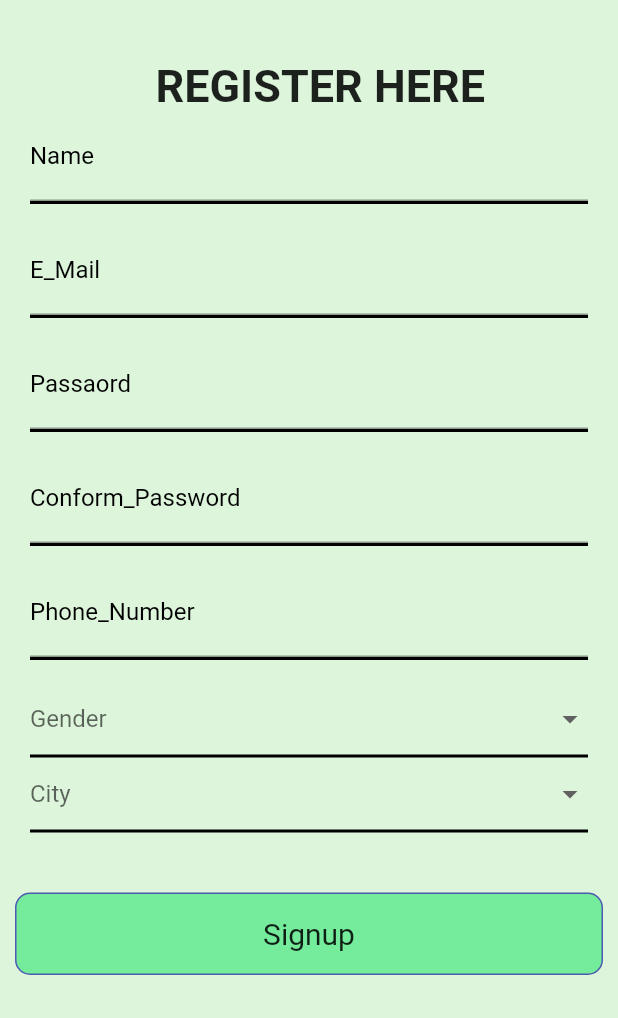
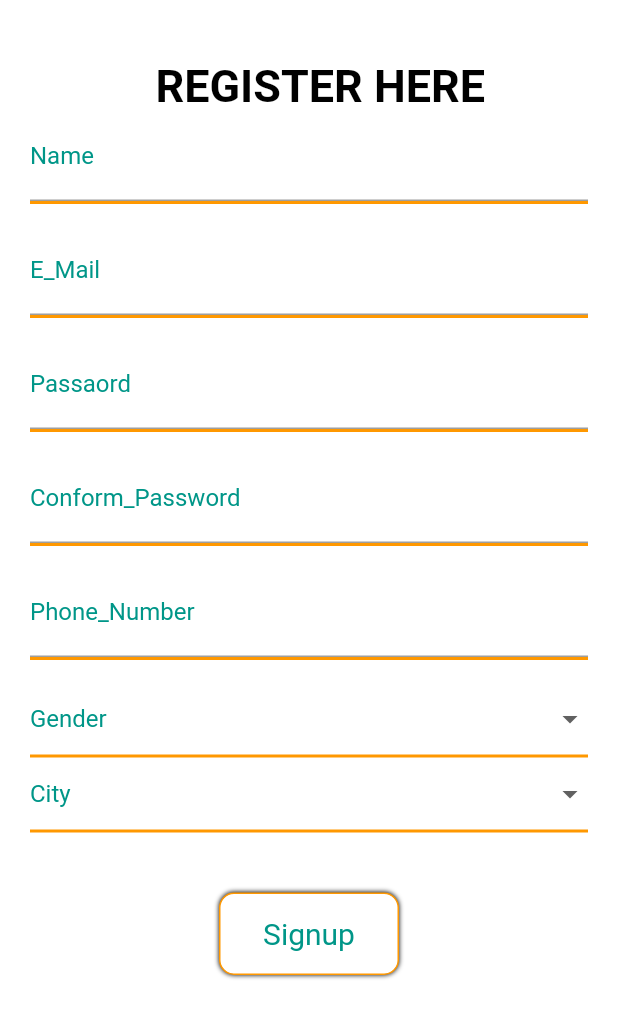
Before and after one commit to khalidpathan391/collage_project, a Flutter app: the screen it shows after launch, after a tap on an icon or button, on a phone screen of 412 x 824 dp. Shown: the top 1018 px of the screen. Run offline on Flutter 3.47's test engine with Material 2 defaults, Android fonts, the phone set to English and light mode, and no system bars; drawn by our look-alikes of animated_text_kit.

Commit message:
change commit

```diff
--- a/lib/Second.dart
+++ b/lib/Second.dart
@@ -1,10 +1,9 @@
 import 'package:collage_project/archi.dart';
 import 'package:collage_project/penter.dart';
 import 'package:collage_project/plumber.dart';
-import 'package:collage_project/repair.dart';
+import 'package:collage_project/cook.dart';
 import 'package:flutter/material.dart';
 
-import 'architeck.dart';
 import 'beauti.dart';
 import 'black.dart';
 import 'carp.dart';
@@ -58,10 +57,9 @@ class _SecondState extends State<Second> {
             Row(
               mainAxisAlignment: MainAxisAlignment.spaceEvenly,
               children: [
-                buildBox(
-                    ThirdScreen(), context, "architect.png", "Architecture"),
-                buildBox(ThirdScreen(), context, "beautician.png", "Beauticin"),
-                buildBox(ThirdScreen(), context, "black.png", "Black_Smith"),
+                buildBox(Archi(), context, "architect.png", "Architecture"),
+                buildBox(Beauti(), context, "beautician.png", "Beauticin"),
+                buildBox(Black(), context, "black.png", "Black_Smith"),
               ],
             ),
             SizedBox(
@@ -70,9 +68,9 @@ class _SecondState extends State<Second> {
             Row(
               mainAxisAlignment: MainAxisAlignment.spaceEvenly,
               children: [
-                buildBox(ThirdScreen(), context, "carp.png", "Carpenter"),
-                buildBox(ThirdScreen(), context, "cleaner.png", "Cleaner"),
-                buildBox(ThirdScreen(), context, "elect.png", "Electrician"),
+                buildBox(Carpenter(), context, "carp.png", "Carpenter"),
+                buildBox(Cleaner(), context, "cleaner.png", "Cleaner"),
+                buildBox(Electri(), context, "elect.png", "Electrician"),
               ],
             ),
             SizedBox(
@@ -81,10 +79,9 @@ class _SecondState extends State<Second> {
             Row(
               mainAxisAlignment: MainAxisAlignment.spaceEvenly,
               children: [
-                buildBox(ThirdScreen(), context, "gardener.png", "Gardener"),
-                buildBox(ThirdScreen(), context, "hardw.png", "Hardware"),
-                buildBox(
-                    ThirdScreen(), context, "Homee.png", "Home\nRepairing"),
+                buildBox(Gardener(), context, "gardener.png", "Gardener"),
+                buildBox(Hardware(), context, "hardw.png", "Hardware"),
+                buildBox(Home_Main(), context, "Homee.png", "Home\nRepairing"),
               ],
             ),
             SizedBox(
@@ -93,9 +90,9 @@ class _SecondState extends State<Second> {
             Row(
               mainAxisAlignment: MainAxisAlignment.spaceEvenly,
               children: [
-                buildBox(ThirdScreen(), context, "penter.png", "Painter"),
-                buildBox(ThirdScreen(), context, "plumber.png", "Plumber"),
-                buildBox(ThirdScreen(), context, "cook.png", "Cook")
+                buildBox(Penter(), context, "penter.png", "Painter"),
+                buildBox(Plumber(), context, "plumber.png", "Plumber"),
+                buildBox(Cook(), context, "cook.png", "Cook")
               ],
             ),
             SizedBox(
@@ -145,7 +142,7 @@ buildBox(var rout, BuildContext context, String img, String val) {
           ),
           Text(
             val,
-            style: TextStyle(fontSize: 15),
+            style: TextStyle(fontSize: 15, fontWeight: FontWeight.bold),
           ),
         ],
       ),
--- a/lib/Signup.dart
+++ b/lib/Signup.dart
@@ -27,7 +27,7 @@ class _SignupState extends State<Signup> {
       // appBar: AppBar(
       //   title: Text("Signup"),
       // ),
-      backgroundColor: Color.fromARGB(255, 221, 245, 219),
+      backgroundColor: Colors.white,
       body: Container(
         child: ListView(
           children: [
@@ -47,6 +47,7 @@ class _SignupState extends State<Signup> {
                             animatedTexts: [
                               TyperAnimatedText('REGISTER HERE',
                                   textStyle: TextStyle(
+                                      color: Colors.black,
                                       fontSize: 30,
                                       fontWeight: FontWeight.bold)),
                             ],
@@ -60,8 +61,6 @@ class _SignupState extends State<Signup> {
             ),
             Container(
               margin: EdgeInsets.symmetric(horizontal: 20),
-              decoration:
-                  BoxDecoration(border: buildBottomBorder(Colors.black)),
               child: BuildTextField(namectrl, "Name"),
             ),
             SizedBox(
@@ -69,8 +68,6 @@ class _SignupState extends State<Signup> {
             ),
             Container(
               margin: EdgeInsets.symmetric(horizontal: 20),
-              decoration:
-                  BoxDecoration(border: buildBottomBorder(Colors.black)),
               child: BuildTextField(emailctrl, "E_Mail"),
             ),
             SizedBox(
@@ -78,8 +75,6 @@ class _SignupState extends State<Signup> {
             ),
             Container(
               margin: EdgeInsets.symmetric(horizontal: 20),
-              decoration:
-                  BoxDecoration(border: buildBottomBorder(Colors.black)),
               child: BuildTextField(passctrl, "Passaord"),
             ),
             SizedBox(
@@ -87,8 +82,6 @@ class _SignupState extends State<Signup> {
             ),
             Container(
               margin: EdgeInsets.symmetric(horizontal: 20),
-              decoration:
-                  BoxDecoration(border: buildBottomBorder(Colors.black)),
               child: BuildTextField(repassctrl, "Conform_Password"),
             ),
             SizedBox(
@@ -96,8 +89,6 @@ class _SignupState extends State<Signup> {
             ),
             Container(
               margin: EdgeInsets.symmetric(horizontal: 20),
-              decoration:
-                  BoxDecoration(border: buildBottomBorder(Colors.black)),
               child: BuildTextField(phnctrl, "Phone_Number"),
             ),
             SizedBox(
@@ -106,20 +97,26 @@ class _SignupState extends State<Signup> {
             Container(
               margin: EdgeInsets.symmetric(horizontal: 20),
               decoration:
-                  BoxDecoration(border: buildBottomBorder(Colors.black)),
+                  BoxDecoration(border: buildBottomBorder(Colors.orange)),
               child: DropdownButton(
                   onChanged: (value) {
                     setState(() {
                       gender = value as String;
                     });
                   },
-                  hint: Text("Gender"),
+                  hint: Text(
+                    "Gender",
+                    style: TextStyle(color: Colors.teal),
+                  ),
                   underline: Text(""),
                   isExpanded: true,
                   value: gender,
                   items: genderList.map<DropdownMenuItem<String>>((e) {
                     return DropdownMenuItem<String>(
-                      child: Text(e),
+                      child: Text(
+                        e,
+                        style: TextStyle(color: Colors.teal),
+                      ),
                       value: e,
                     );
                   }).toList()),
@@ -127,20 +124,26 @@ class _SignupState extends State<Signup> {
             Container(
               margin: EdgeInsets.symmetric(horizontal: 20),
               decoration:
-                  BoxDecoration(border: buildBottomBorder(Colors.black)),
+                  BoxDecoration(border: buildBottomBorder(Colors.orange)),
               child: DropdownButton(
                   onChanged: (value) {
                     setState(() {
                       gender = value as String;
                     });
                   },
-                  hint: Text("City"),
+                  hint: Text(
+                    "City",
+                    style: TextStyle(color: Colors.teal),
+                  ),
                   underline: Text(""),
                   isExpanded: true,
                   value: city,
                   items: cityList.map<DropdownMenuItem<String>>((e) {
                     return DropdownMenuItem<String>(
-                      child: Text(e),
+                      child: Text(
+                        e,
+                        style: TextStyle(color: Colors.teal),
+                      ),
                       value: e,
                     );
                   }).toList()),
@@ -153,22 +156,34 @@ class _SignupState extends State<Signup> {
                 Navigator.push(
                     context, MaterialPageRoute(builder: (context) => Second()));
               },
-              child: Container(
-                margin: EdgeInsets.symmetric(horizontal: 10),
+              child: Column(
+                children: [
+                  Container(
+                    width: 120,
+                    //  margin: EdgeInsets.symmetric(horizontal: 10, vertical: 10),
                     padding: EdgeInsets.symmetric(horizontal: 25, vertical: 15),
                     decoration: BoxDecoration(
-                  color: Color.fromARGB(255, 116, 236, 156),
-                  border: Border.all(color: Color.fromARGB(255, 76, 91, 175)),
+                        color: Colors.white,
+                        border: Border.all(color: Colors.orange),
                         borderRadius: BorderRadius.circular(10),
+                        boxShadow: const [
+                          BoxShadow(
+                            color: Colors.black,
+                            offset: Offset(0, 0),
+                            blurRadius: 2,
                           ),
+                        ]),
                     child: Center(
                       child: Text(
                         "Signup",
                         style: TextStyle(
+                          color: Colors.teal,
                           fontSize: 20,
                         ),
                       ),
                     ),
+                  ),
+                ],
               ),
             ),
             SizedBox(
@@ -190,14 +205,17 @@ Border buildBottomBorder(var color) {
   );
 }
 
-TextField BuildTextField(TextEditingController controller, String label) {
-  return TextField(
+BuildTextField(TextEditingController controller, String label) {
+  return Container(
+    decoration: BoxDecoration(border: buildBottomBorder(Colors.orange)),
+    child: TextField(
       controller: controller,
       decoration: InputDecoration(
         label: Text(label),
-      labelStyle: TextStyle(color: Colors.black),
+        labelStyle: TextStyle(color: Colors.teal),
         focusedBorder: const UnderlineInputBorder(
-        borderSide: BorderSide(color: Colors.black),
+          borderSide: BorderSide(color: Colors.orange),
+        ),
       ),
     ),
   );
--- a/lib/archi.dart
+++ b/lib/archi.dart
@@ -1,18 +1,21 @@
 import 'package:flutter/material.dart';
 
-class ThirdScreen extends StatefulWidget {
-  const ThirdScreen({Key? key}) : super(key: key);
+class Archi extends StatefulWidget {
+  const Archi({Key? key}) : super(key: key);
 
   @override
-  State<ThirdScreen> createState() => _ThirdScreenState();
+  State<Archi> createState() => _ArchiState();
 }
 
-class _ThirdScreenState extends State<ThirdScreen> {
+class _ArchiState extends State<Archi> {
   @override
   Widget build(BuildContext context) {
     return Scaffold(
-      appBar: AppBar(
-        title: Text("ThirdScreen"),
+      backgroundColor: Colors.amber,
+      body: Container(
+        child: ListView(
+          children: [],
+        ),
       ),
     );
   }
--- a/lib/architeck.dart
+++ /dev/null
@@ -1,20 +0,0 @@
-import 'package:flutter/material.dart';
-
-class Archi extends StatefulWidget {
-  const Archi({Key? key}) : super(key: key);
-
-  @override
-  _ArchiState createState() => _ArchiState();
-}
-
-class _ArchiState extends State<Archi> {
-  @override
-  Widget build(BuildContext context) {
-    return Scaffold(
-      body: Container(
-          child: ListView(
-        children: [],
-      )),
-    );
-  }
-}
--- /dev/null
+++ b/lib/cook.dart
@@ -0,0 +1,20 @@
+import 'package:flutter/material.dart';
+
+class Cook extends StatefulWidget {
+  const Cook({Key? key}) : super(key: key);
+
+  @override
+  State<Cook> createState() => _CookState();
+}
+
+class _CookState extends State<Cook> {
+  @override
+  Widget build(BuildContext context) {
+    return Scaffold(
+      backgroundColor: Colors.teal,
+      body: Container(
+        child: ListView(children: []),
+      ),
+    );
+  }
+}
--- a/lib/login.dart
+++ b/lib/login.dart
@@ -52,28 +52,7 @@ class _LoginscreenState extends State<Loginscreen> {
                         SizedBox(
                           height: 5,
                         ),
-                        GestureDetector(
-                          onTap: () {
-                            Navigator.push(
-                                context,
-                                MaterialPageRoute(
-                                    builder: (context) => Signup()));
-                          },
-                          child: Text(
-                            "Don't Have  account?  Click Here!",
-                            style: TextStyle(
-                                color: Color.fromARGB(255, 4, 8, 226),
-                                fontSize: 15),
-                          ),
-                        ),
                         SizedBox(height: 10),
-                        Text(
-                          "Signup Here!",
-                          style: TextStyle(
-                            fontSize: 20,
-                            fontWeight: FontWeight.bold,
-                          ),
-                        ),
                       ],
                     ),
                   ),
@@ -81,30 +60,48 @@ class _LoginscreenState extends State<Loginscreen> {
               ),
             ),
             Container(
+              margin: EdgeInsets.symmetric(horizontal: 20, vertical: 20),
+              decoration: BoxDecoration(
+                  border: Border.all(color: Colors.teal),
+                  boxShadow: const [
+                    BoxShadow(
+                      color: Colors.teal,
+                      offset: Offset(0, 0),
+                      blurRadius: 2,
+                    ),
+                  ],
+                  borderRadius: BorderRadius.circular(25.0),
+                  color: Colors.white),
               child: Padding(
-                padding: EdgeInsets.symmetric(horizontal: 15, vertical: 20),
+                padding: EdgeInsets.only(left: 10),
                 child: TextField(
                   controller: namectrl,
                   decoration: InputDecoration(
-                    fillColor: Color.fromARGB(255, 185, 210, 240),
-                    filled: true,
-                    border: OutlineInputBorder(),
-                    labelText: 'Enter User_Name',
-                  ), //input decoration
+                      labelText: 'Enter User_Name', border: InputBorder.none),
+                  //input decoration
                 ), //textfield
               ),
             ),
             Container(
+              margin: EdgeInsets.symmetric(horizontal: 20, vertical: 20),
+              decoration: BoxDecoration(
+                  border: Border.all(color: Colors.teal),
+                  boxShadow: const [
+                    BoxShadow(
+                      color: Colors.teal,
+                      offset: Offset(0, 0),
+                      blurRadius: 2,
+                    ),
+                  ],
+                  borderRadius: BorderRadius.circular(25.0),
+                  color: Colors.white),
               child: Padding(
-                padding: EdgeInsets.symmetric(horizontal: 15, vertical: 20),
+                padding: EdgeInsets.only(left: 10),
                 child: TextField(
-                  controller: pasctrl,
+                  controller: namectrl,
                   decoration: InputDecoration(
-                    fillColor: Color.fromARGB(255, 193, 218, 248),
-                    filled: true,
-                    border: OutlineInputBorder(),
-                    labelText: 'Enter Password',
-                  ), //input decoration
+                      labelText: 'Enter Password', border: InputBorder.none),
+                  //input decoration
                 ), //textfield
               ),
             ),
@@ -113,7 +110,7 @@ class _LoginscreenState extends State<Loginscreen> {
                 Column(
                   children: [
                     Container(
-                      margin: EdgeInsets.only(left: 10),
+                      margin: EdgeInsets.only(left: 20),
                       height: 25,
                       width: 35,
                       decoration: BoxDecoration(
@@ -131,7 +128,9 @@ class _LoginscreenState extends State<Loginscreen> {
                 SizedBox(
                   width: 5,
                 ),
-                Column(
+                Container(
+                  margin: EdgeInsets.only(left: 5),
+                  child: Column(
                     children: [
                       GestureDetector(
                         onTap: () {},
@@ -142,10 +141,11 @@ class _LoginscreenState extends State<Loginscreen> {
                       ),
                     ],
                   ),
+                ),
                 Column(
                   children: [
                     Container(
-                        margin: EdgeInsets.only(left: 160),
+                        margin: EdgeInsets.only(left: 130),
                         child: GestureDetector(
                           onTap: () {},
                           child: Text(
@@ -158,21 +158,50 @@ class _LoginscreenState extends State<Loginscreen> {
               ],
             ),
             SizedBox(
-              height: 20,
+              height: 30,
+            ),
+            Row(
+              mainAxisAlignment: MainAxisAlignment.center,
+              children: [
+                GestureDetector(
+                  onTap: () {
+                    Navigator.push(context,
+                        MaterialPageRoute(builder: (context) => Signup()));
+                  },
+                  child: Text(
+                    "Don't Have  account?  Click Here!",
+                    style: TextStyle(color: Colors.blue, fontSize: 15),
+                  ),
+                )
+              ],
+            ),
+            SizedBox(
+              height: 30,
             ),
             GestureDetector(
               onTap: () {
                 Navigator.push(
                     context, MaterialPageRoute(builder: (context) => Second()));
               },
-              child: Center(
-                child: Container(
+              child: Column(
+                children: [
+                  Container(
+                    width: 120,
+                    //  margin: EdgeInsets.symmetric(horizontal: 10, vertical: 10),
                     padding: EdgeInsets.symmetric(horizontal: 25, vertical: 15),
                     decoration: BoxDecoration(
-                    color: Color.fromARGB(255, 185, 210, 240),
-                    border: Border.all(color: Color.fromARGB(255, 76, 91, 175)),
-                    borderRadius: BorderRadius.circular(10),
+                      color: Colors.white,
+                      border: Border.all(color: Colors.teal),
+                      borderRadius: BorderRadius.circular(30),
+                      boxShadow: const [
+                        BoxShadow(
+                          color: Colors.teal,
+                          offset: Offset(0, 0),
+                          blurRadius: 2,
                         ),
+                      ],
+                    ),
+                    child: Center(
                       child: Text(
                         "Login",
                         style: TextStyle(
@@ -180,6 +209,8 @@ class _LoginscreenState extends State<Loginscreen> {
                         ),
                       ),
                     ),
+                  ),
+                ],
               ),
             ),
             SizedBox(
--- a/lib/main.dart
+++ b/lib/main.dart
@@ -4,14 +4,13 @@ import 'package:flutter/material.dart';
 import 'Logo.dart';
 import 'Second.dart';
 import 'Signup.dart';
-import 'architeck.dart';
 
 void main() {
   runApp(MaterialApp(
     debugShowCheckedModeBanner: false,
     home: Logo(),
-    //  home: Loginscreen(),
-    // home: Signup(),
+    //home: Loginscreen(),
+    //home: Signup(),
     // home: Second(),
     // home:Archi(),
   ));
--- a/lib/repair.dart
+++ /dev/null
@@ -1,21 +0,0 @@
-import 'package:flutter/material.dart';
-
-class Rep_Main extends StatefulWidget {
-  const Rep_Main({Key? key}) : super(key: key);
-
-  @override
-  _Rep_MainState createState() => _Rep_MainState();
-}
-
-class _Rep_MainState extends State<Rep_Main> {
-  @override
-  Widget build(BuildContext context) {
-    return Scaffold(
-      body: Container(
-        child: ListView(
-          children: [],
-        ),
-      ),
-    );
-  }
-}
```
Lines whose indentation alone changed are shown as unchanged.
